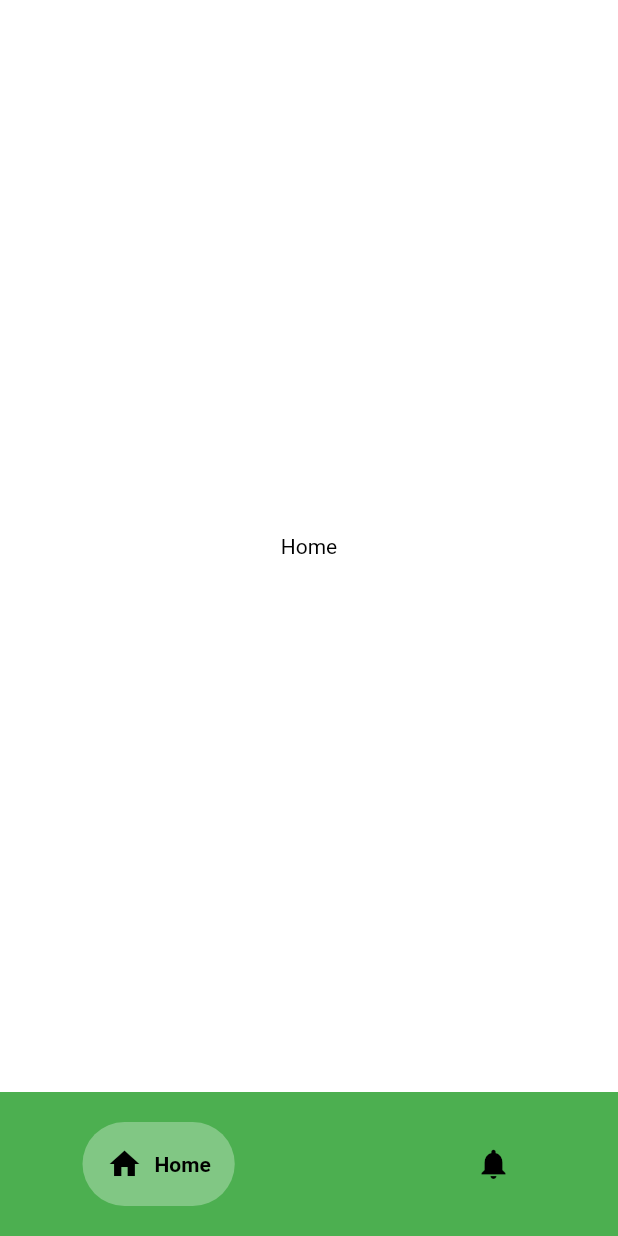
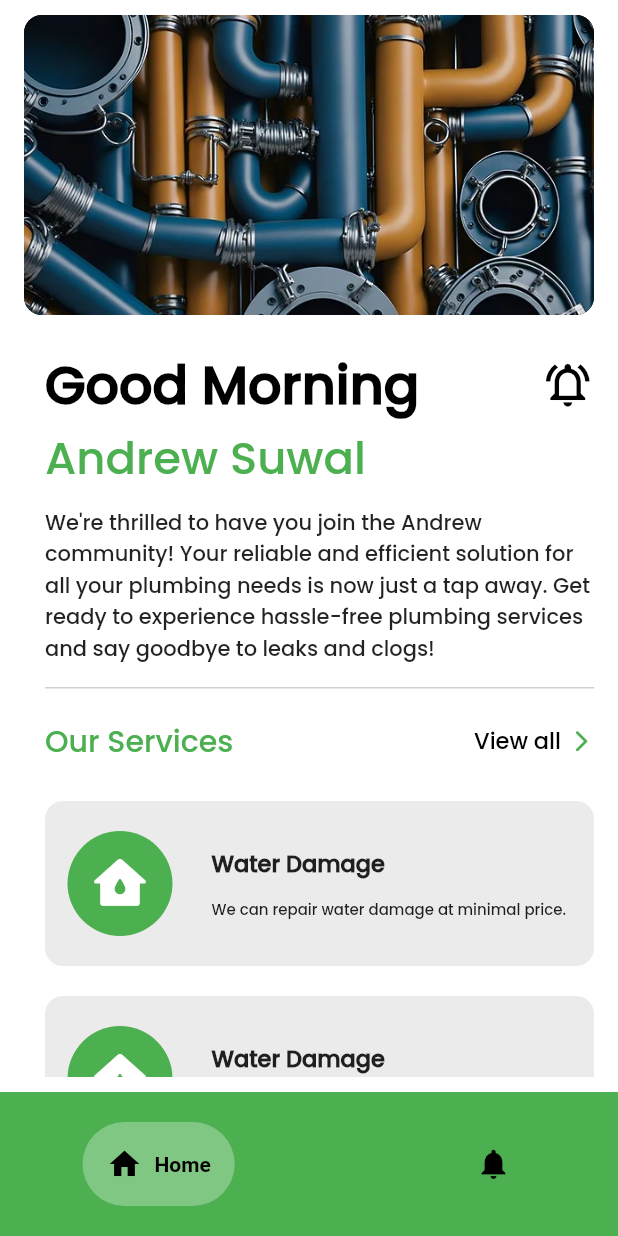
Before and after one commit to ziggy010/fyp-, a Flutter app: the PlumberHomePage screen opened directly, on a phone screen of 412 x 824 dp. Run offline on Flutter 3.47's test engine with Material 2 defaults, Android fonts, the phone set to English and light mode, and no system bars; drawn by our look-alikes of google_nav_bar; our stand-ins replace awesome_snackbar_content, image_picker, quickalert.

Commit message:
homepage_update

```diff
--- a/lib/Plumber_account/plumber_1.dart
+++ b/lib/Plumber_account/plumber_1.dart
@@ -1,14 +1,35 @@
 import 'package:flutter/material.dart';
+import 'package:fyp/Plumber_account/plumber_bottom.dart';
+import 'package:fyp/Plumber_account/plumber_home_mid.dart';
+import 'package:fyp/Plumber_account/plumber_home_top.dart';
+import 'package:fyp/Plumber_account/plumber_our_services.dart';
 
 class PlumberOne extends StatelessWidget {
   const PlumberOne({super.key});
 
   @override
   Widget build(BuildContext context) {
-    return Center(
-      child: Text(
-        'Home',
-        style: TextStyle(color: Colors.black),
+    return SafeArea(
+      child: Column(
+        children: [
+          Expanded(
+            child: Padding(
+              padding: const EdgeInsets.symmetric(
+                horizontal: 16,
+                vertical: 10,
+              ),
+              child: ListView(
+                children: [
+                  PlumberHomeTop(),
+                  //adding welcome text
+                  PlumberHomeMid(),
+                  PlumberOurServices(),
+                  PlumberBottom(),
+                ],
+              ),
+            ),
+          ),
+        ],
       ),
     );
   }
--- /dev/null
+++ b/lib/Plumber_account/plumber_home_mid.dart
@@ -0,0 +1,63 @@
+import 'package:flutter/material.dart';
+
+class PlumberHomeMid extends StatelessWidget {
+  const PlumberHomeMid({super.key});
+
+  @override
+  Widget build(BuildContext context) {
+    return Padding(
+      padding: const EdgeInsets.only(left: 14),
+      child: Column(
+        crossAxisAlignment: CrossAxisAlignment.start,
+        children: [
+          Row(
+            mainAxisAlignment: MainAxisAlignment.spaceBetween,
+            children: const [
+              Text(
+                'Good Morning',
+                style: TextStyle(
+                  color: Colors.black,
+                  fontFamily: 'poppins',
+                  fontSize: 35,
+                  fontWeight: FontWeight.bold,
+                ),
+              ),
+              Icon(
+                Icons.notifications_active_outlined,
+                color: Colors.black,
+                size: 35,
+              ),
+            ],
+          ),
+
+          //adding name of the plumber
+          const Text(
+            'Andrew Suwal',
+            style: TextStyle(
+              color: Colors.green,
+              fontFamily: 'poppins',
+              fontSize: 30,
+            ),
+          ),
+          const SizedBox(
+            height: 10,
+          ),
+          const Text(
+            "We're thrilled to have you join the Andrew community! Your reliable and efficient solution for all your plumbing needs is now just a tap away. Get ready to experience hassle-free plumbing services and say goodbye to leaks and clogs!",
+            style: TextStyle(
+              fontFamily: 'poppins',
+            ),
+          ),
+          SizedBox(
+            height: 15,
+          ),
+          Container(
+            height: 1,
+            width: double.infinity,
+            color: Color.fromARGB(255, 207, 207, 207),
+          ),
+        ],
+      ),
+    );
+  }
+}
--- /dev/null
+++ b/lib/Plumber_account/plumber_home_top.dart
@@ -0,0 +1,28 @@
+import 'package:flutter/material.dart';
+
+class PlumberHomeTop extends StatelessWidget {
+  const PlumberHomeTop({super.key});
+
+  @override
+  Widget build(BuildContext context) {
+    return Padding(
+      padding: const EdgeInsets.only(
+        bottom: 20,
+      ),
+      child: Container(
+        height: 200,
+        width: double.infinity,
+        decoration: BoxDecoration(
+          color: Colors.black,
+          borderRadius: BorderRadius.circular(12),
+          image: const DecorationImage(
+            image: AssetImage(
+              'images/home_image.webp',
+            ),
+            fit: BoxFit.cover,
+          ),
+        ),
+      ),
+    );
+  }
+}
--- /dev/null
+++ b/lib/Plumber_account/plumber_our_services.dart
@@ -0,0 +1,124 @@
+import 'package:flutter/material.dart';
+
+class PlumberOurServices extends StatelessWidget {
+  const PlumberOurServices({super.key});
+
+  @override
+  Widget build(BuildContext context) {
+    return Padding(
+      padding: const EdgeInsets.only(
+        top: 20,
+        left: 14,
+      ),
+      child: Column(
+        children: [
+          Row(
+            mainAxisAlignment: MainAxisAlignment.spaceBetween,
+            children: [
+              const Text(
+                'Our Services',
+                style: TextStyle(
+                  color: Colors.green,
+                  fontFamily: 'poppins',
+                  fontSize: 20,
+                ),
+              ),
+              Row(
+                children: const [
+                  Text(
+                    'View all',
+                    style: TextStyle(
+                      color: Colors.black,
+                      fontFamily: 'poppins',
+                      fontSize: 15,
+                    ),
+                  ),
+                  SizedBox(
+                    width: 5,
+                  ),
+                  Icon(
+                    Icons.arrow_forward_ios_rounded,
+                    color: Colors.green,
+                    size: 17,
+                  ),
+                ],
+              ),
+            ],
+          ),
+          SizedBox(
+            height: 25,
+          ),
+          ServicesContainer(),
+          ServicesContainer(),
+          ServicesContainer(),
+        ],
+      ),
+    );
+  }
+}
+
+class ServicesContainer extends StatelessWidget {
+  const ServicesContainer({
+    Key? key,
+  }) : super(key: key);
+
+  @override
+  Widget build(BuildContext context) {
+    return Padding(
+      padding: const EdgeInsets.only(
+        bottom: 20,
+      ),
+      child: Container(
+        height: 110,
+        width: double.infinity,
+        decoration: BoxDecoration(
+          color: Color.fromARGB(255, 236, 235, 235),
+          borderRadius: BorderRadius.circular(12),
+        ),
+        child: Padding(
+          padding: const EdgeInsets.all(15.0),
+          child: Row(
+            children: [
+              const CircleAvatar(
+                backgroundColor: Colors.green,
+                radius: 35,
+                child: Icon(
+                  Icons.water_damage_rounded,
+                  color: Colors.white,
+                  size: 45,
+                ),
+              ),
+              const SizedBox(
+                width: 26,
+              ),
+              Column(
+                crossAxisAlignment: CrossAxisAlignment.start,
+                mainAxisAlignment: MainAxisAlignment.center,
+                children: const [
+                  Text(
+                    'Water Damage',
+                    style: TextStyle(
+                      fontFamily: 'poppins',
+                      fontSize: 15,
+                      fontWeight: FontWeight.bold,
+                    ),
+                  ),
+                  SizedBox(
+                    height: 12,
+                  ),
+                  Text(
+                    'We can repair water damage at minimal price.',
+                    style: TextStyle(
+                      fontFamily: 'poppins',
+                      fontSize: 10,
+                    ),
+                  ),
+                ],
+              ),
+            ],
+          ),
+        ),
+      ),
+    );
+  }
+}
--- a/lib/main.dart
+++ b/lib/main.dart
@@ -1,5 +1,6 @@
 import 'package:flutter/material.dart';
 import 'package:fyp/Customer_account/Customer_home.dart';
+import 'package:fyp/Plumber_account/plumber_home_page.dart';
 import 'package:fyp/login_page.dart';
 import 'package:fyp/profile_page.dart';
 import 'package:fyp/register_page.dart';
@@ -22,6 +23,6 @@ class MyApp extends StatelessWidget {
         theme: ThemeData(
           primarySwatch: Colors.blue,
         ),
-        home: CustomerHome());
+        home: PlumberHomePage());
   }
 }
```
Also changed, not shown: lib/Plumber_account/plumber_bottom.dart (added, +120 -0 lines), pubspec.yaml (+4 -5 lines), fonts/Poppins-Medium.ttf (added), images/home_image.webp (added).
